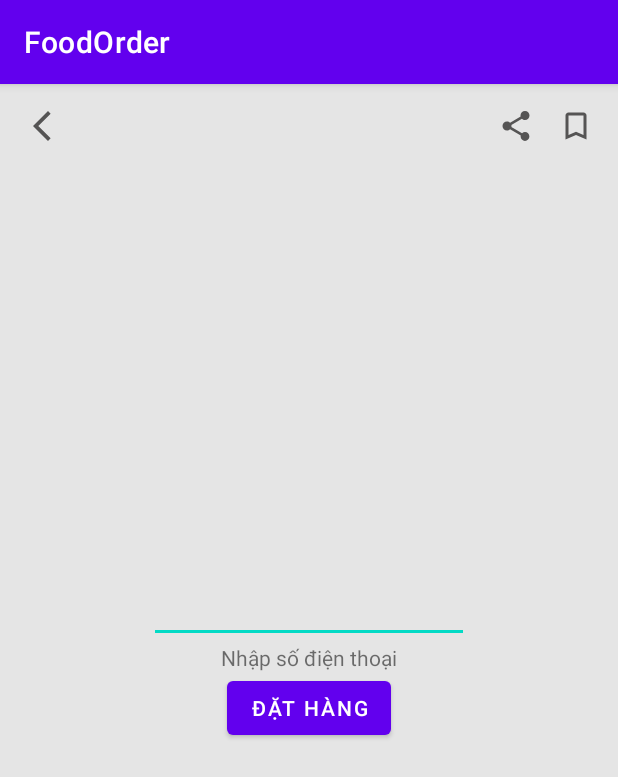
After one commit to maibatan/FoodOrder, an Android app: the OrderActivity screen opened directly, with no data from a screen before it, on a phone screen of 412 x 824 dp. The commit adds this screen. Shown: the top 777 px of the screen. Run offline under Robolectric (Android 15) with nearby library versions, the phone set to English and light mode, and no system bars.

Commit message:
Update SMS

```diff
--- a/app/src/main/AndroidManifest.xml
+++ b/app/src/main/AndroidManifest.xml
@@ -1,6 +1,6 @@
 <?xml version="1.0" encoding="utf-8"?>
 <manifest xmlns:android="http://schemas.android.com/apk/res/android"
-    package="com.example.foodorder">
+    package="com.example.foodorder" >
 
     <application
         android:allowBackup="true"
@@ -8,9 +8,11 @@
         android:label="@string/app_name"
         android:roundIcon="@mipmap/ic_launcher_round"
         android:supportsRtl="true"
-        android:theme="@style/Theme.FoodOrder">
-        <activity android:name=".DetailsActivity"></activity>
-        <activity android:name=".MainActivity">
+        android:theme="@style/Theme.FoodOrder" >
+        <activity android:name=".OrderActivity" >
+        </activity>
+        <activity android:name=".DetailsActivity" />
+        <activity android:name=".MainActivity" >
             <intent-filter>
                 <action android:name="android.intent.action.MAIN" />
 
--- a/app/src/main/java/com/example/foodorder/DetailsActivity.java
+++ b/app/src/main/java/com/example/foodorder/DetailsActivity.java
@@ -3,10 +3,9 @@ package com.example.foodorder;
 import androidx.appcompat.app.AppCompatActivity;
 
 import android.content.Intent;
-import android.location.Location;
-import android.net.Uri;
 import android.os.Bundle;
 import android.view.View;
+import android.widget.TextView;
 
 public class DetailsActivity extends AppCompatActivity {
 
@@ -15,10 +14,14 @@ public class DetailsActivity extends AppCompatActivity {
         super.onCreate(savedInstanceState);
         setContentView(R.layout.activity_details);
     }
+
     public void onClick(View v)
     {
-        String url="https://www.google.com/maps/dir/"+"/Saigon+University,+273+An+D.+V%C6%B0%C6%A1ng,+Ph%C6%B0%E1%BB%9Dng+3,+Qu%E1%BA%ADn+5,+Th%C3%A0nh+ph%E1%BB%91+H%E1%BB%93+Ch%C3%AD+Minh+700000,+Vietnam";
-        Intent intent =new Intent(Intent.ACTION_VIEW, Uri.parse(url));
+        Intent intent =new Intent(getApplicationContext(), OrderActivity.class);
+        TextView amount=(TextView) findViewById(R.id.textView14);
+        TextView dishes=(TextView) findViewById(R.id.textView12);
+        intent.putExtra("amount",amount.getText());
+        intent.putExtra("dishes",dishes.getText());
         startActivity(intent);
     }
 
--- /dev/null
+++ b/app/src/main/java/com/example/foodorder/OrderActivity.java
@@ -0,0 +1,38 @@
+package com.example.foodorder;
+
+import androidx.appcompat.app.AppCompatActivity;
+import android.os.Bundle;
+import android.telephony.SmsManager;
+import android.view.View;
+import android.widget.Button;
+import android.widget.EditText;
+
+public class OrderActivity extends AppCompatActivity {
+
+    @Override
+    protected void onCreate(Bundle savedInstanceState) {
+        super.onCreate(savedInstanceState);
+        setContentView(R.layout.activity_order);
+        Button btn=(Button) findViewById(R.id.order);
+        btn.setOnClickListener(new View.OnClickListener() {
+            @Override
+            public void onClick(View v) {
+                EditText numerphone =(EditText) findViewById(R.id.editTextNumber);
+                if(!numerphone.getText().equals("") )
+                {
+                    Bundle bundle=getIntent().getExtras();
+                    String amount=bundle.getString("amount");
+                    String dishes=bundle.getString("dishes");
+                    SmsManager smsManager = SmsManager.getDefault();
+                    smsManager.sendTextMessage("5556", null,
+                            "I want "+amount+" "+dishes+"\nMy numer phone is "+numerphone.getText(),
+
+                            null, null);
+
+                }
+            }
+        });
+    }
+
+
+}
--- a/app/src/main/res/layout/activity_details.xml
+++ b/app/src/main/res/layout/activity_details.xml
@@ -243,6 +243,7 @@
         android:layout_marginRight="32dp"
         android:layout_marginBottom="24dp"
         android:background="@drawable/cart_button_bg"
+        android:onClick="onClick"
         android:text="Thêm vào giỏ"
         app:backgroundTint="@android:color/holo_orange_dark"
         app:layout_constraintBottom_toBottomOf="parent"
--- /dev/null
+++ b/app/src/main/res/layout/activity_order.xml
@@ -0,0 +1,72 @@
+<?xml version="1.0" encoding="utf-8"?>
+<androidx.constraintlayout.widget.ConstraintLayout xmlns:android="http://schemas.android.com/apk/res/android"
+    xmlns:app="http://schemas.android.com/apk/res-auto"
+    xmlns:tools="http://schemas.android.com/tools"
+    android:layout_width="match_parent"
+    android:layout_height="match_parent"
+    android:background="#E5E5E5"
+    tools:context=".DetailsActivity">
+
+    <ImageView
+        android:id="@+id/imageView3"
+        android:layout_width="wrap_content"
+        android:layout_height="wrap_content"
+        android:layout_marginStart="16dp"
+        android:layout_marginLeft="16dp"
+        android:layout_marginTop="16dp"
+        app:layout_constraintStart_toStartOf="parent"
+        app:layout_constraintTop_toTopOf="parent"
+        app:srcCompat="@drawable/ic_baseline_arrow_back_ios_new_24"
+        tools:ignore="VectorDrawableCompat"
+        android:contentDescription="TODO" />
+
+    <ImageView
+        android:id="@+id/imageView5"
+        android:layout_width="wrap_content"
+        android:layout_height="wrap_content"
+        android:layout_marginEnd="16dp"
+        android:layout_marginRight="16dp"
+        app:layout_constraintEnd_toStartOf="@+id/imageView6"
+        app:layout_constraintTop_toTopOf="@+id/imageView6"
+        app:srcCompat="@drawable/ic_baseline_share_24"
+        tools:ignore="VectorDrawableCompat" />
+
+    <ImageView
+        android:id="@+id/imageView6"
+        android:layout_width="wrap_content"
+        android:layout_height="wrap_content"
+        android:layout_marginTop="16dp"
+        android:layout_marginEnd="16dp"
+        android:layout_marginRight="16dp"
+        app:layout_constraintEnd_toEndOf="parent"
+        app:layout_constraintTop_toTopOf="parent"
+        app:srcCompat="@drawable/ic_baseline_turned_in_not_24"
+        tools:ignore="VectorDrawableCompat" />
+
+    <LinearLayout
+        android:layout_width="match_parent"
+        android:layout_height="match_parent"
+        android:orientation="vertical"
+        android:gravity="center">
+
+        <EditText
+            android:id="@+id/editTextNumber"
+            android:layout_width="wrap_content"
+            android:layout_height="wrap_content"
+            android:ems="10"
+            android:inputType="number" />
+
+        <TextView
+            android:id="@+id/textView11"
+            android:layout_width="wrap_content"
+            android:layout_height="wrap_content"
+            android:text="Nhập số điện thoại" />
+
+        <Button
+            android:id="@+id/order"
+            android:layout_width="wrap_content"
+            android:layout_height="wrap_content"
+            android:text="Đặt hàng" />
+    </LinearLayout>
+
+</androidx.constraintlayout.widget.ConstraintLayout>
```
